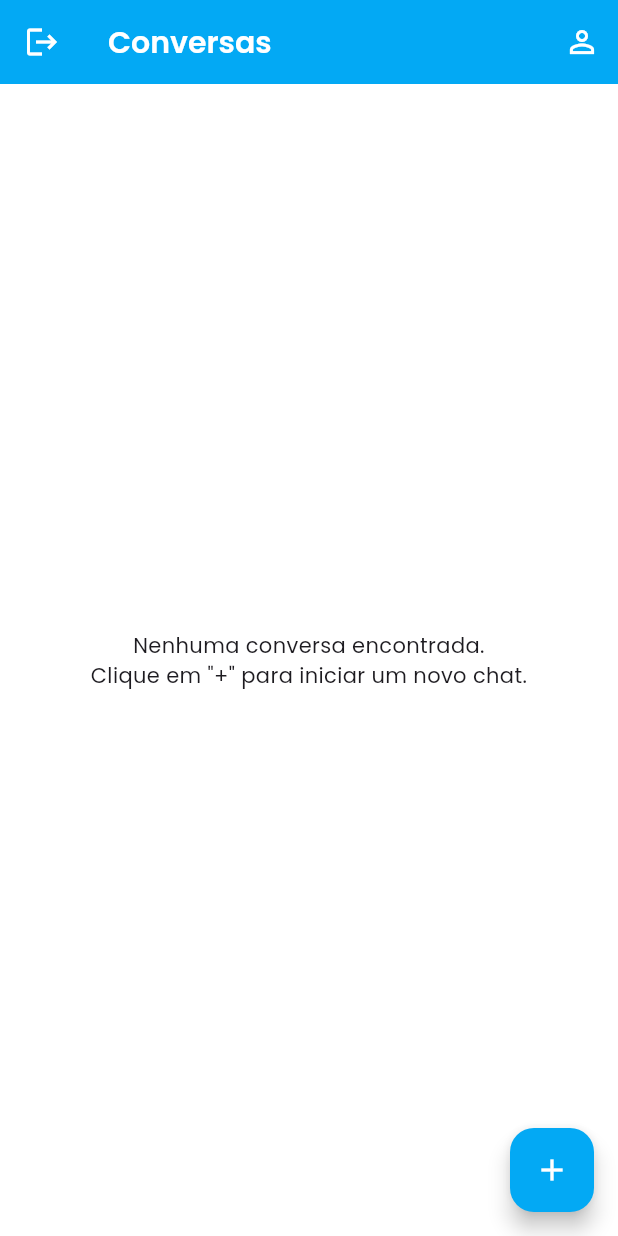
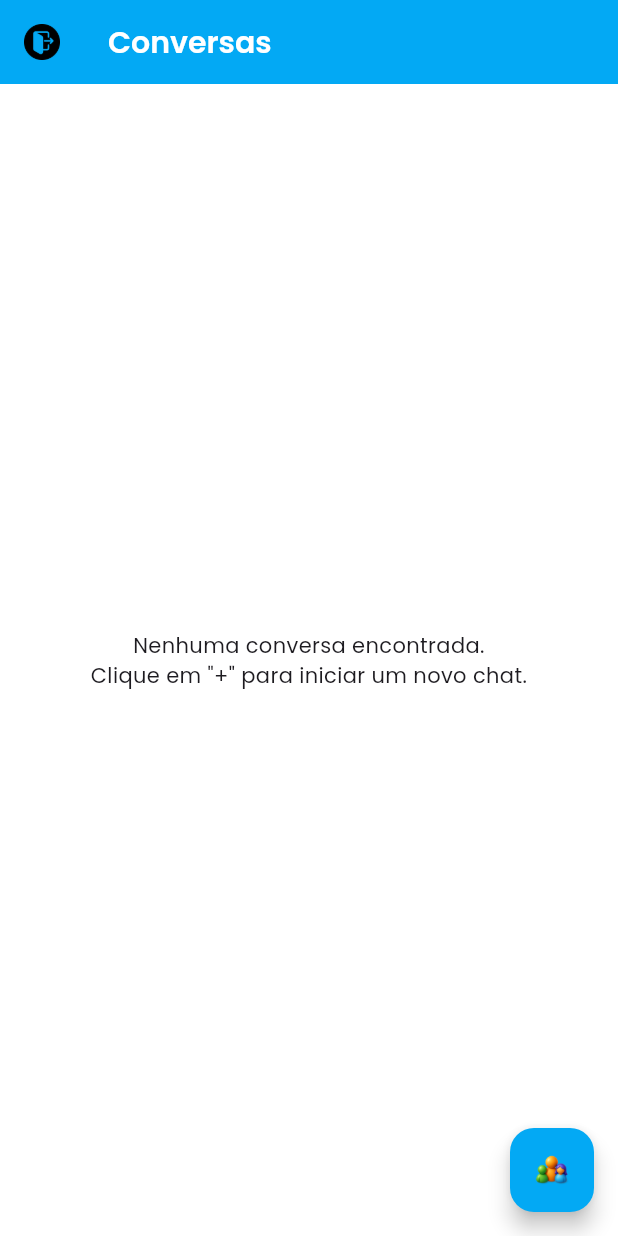
Before and after one commit to Gabreelz/Chat-app, a Flutter app: the ChatListPage screen opened by its route, on a phone screen of 412 x 824 dp. Run offline on Flutter 3.47's test engine with Material 3 defaults, Android fonts, the light colour scheme and no system bars; our stand-ins replace cached_network_image, fluttertoast, google_fonts, image_picker, supabase_flutter; accounts and stored records are empty.

Commit message:
Melhorando o design

```diff
--- a/lib/src/screens/chat/chat_list_page.dart
+++ b/lib/src/screens/chat/chat_list_page.dart
@@ -46,22 +46,18 @@ class _ChatListPageState extends State<ChatListPage> {
       appBar: AppBar(
         title: const Text('Conversas'),
         leading: IconButton(
-          icon: const Icon(Icons.logout),
           onPressed: () async {
             await Supabase.instance.client.auth.signOut();
             if (mounted) {
               Navigator.pushReplacementNamed(context, RoutesEnum.login.route);
             }
           },
+          icon: Image.asset(
+            'assets/icons/saida.png', // ajuste o caminho do seu PNG
+            width: 24,
+            height: 24,
+          ),
         ),
-        actions: [
-          IconButton(
-            icon: const Icon(Icons.person_outline),
-            onPressed: () {
-              // A página de perfil ainda está vazia [cite: lib/src/screens/profile/profile_page.dart]
-            },
-          )
-        ],
       ),
       body: _buildBody(context, provider, theme),
       floatingActionButton: FloatingActionButton(
@@ -69,7 +65,11 @@ class _ChatListPageState extends State<ChatListPage> {
           Navigator.pushNamed(context, RoutesEnum.newChat.route);
         },
         tooltip: 'Nova Conversa',
-        child: const Icon(Icons.add, color: Colors.white),
+        child: Image.asset(
+          'assets/icons/logoP.png', // seu PNG de adicionar conversa
+          width: 28,
+          height: 28,
+        ),
       ),
     );
   }
```
Also changed, not shown: lib/src/screens/home/home_page.dart (+2 -19 lines), assets/icons/saida.png (added).
